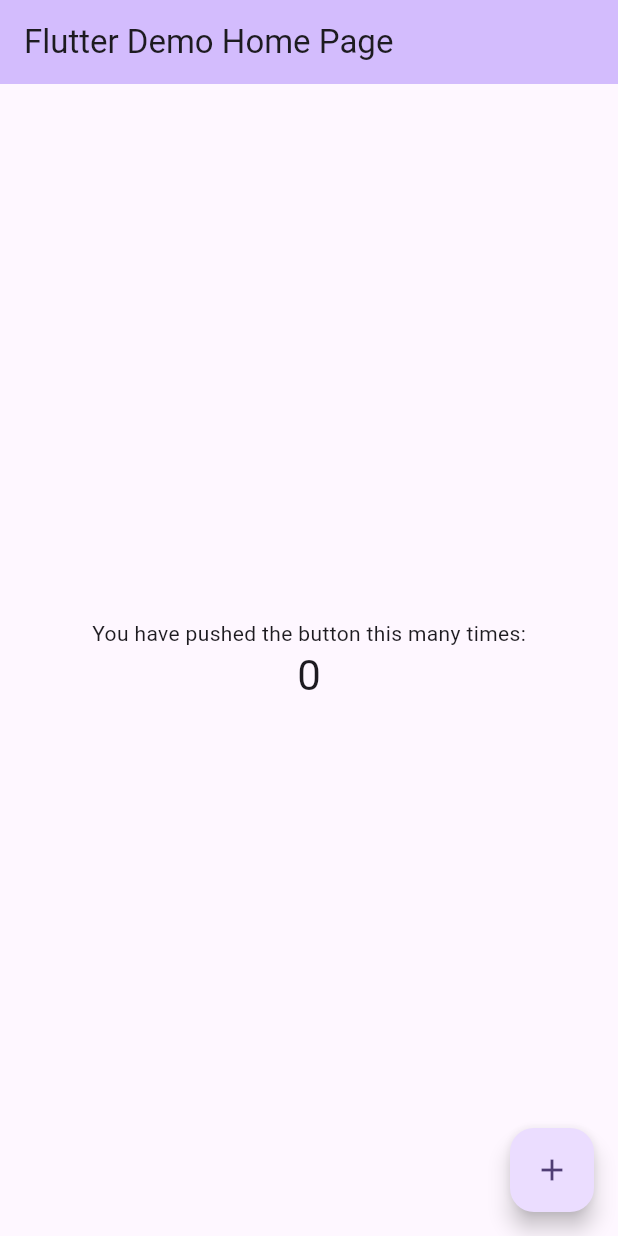
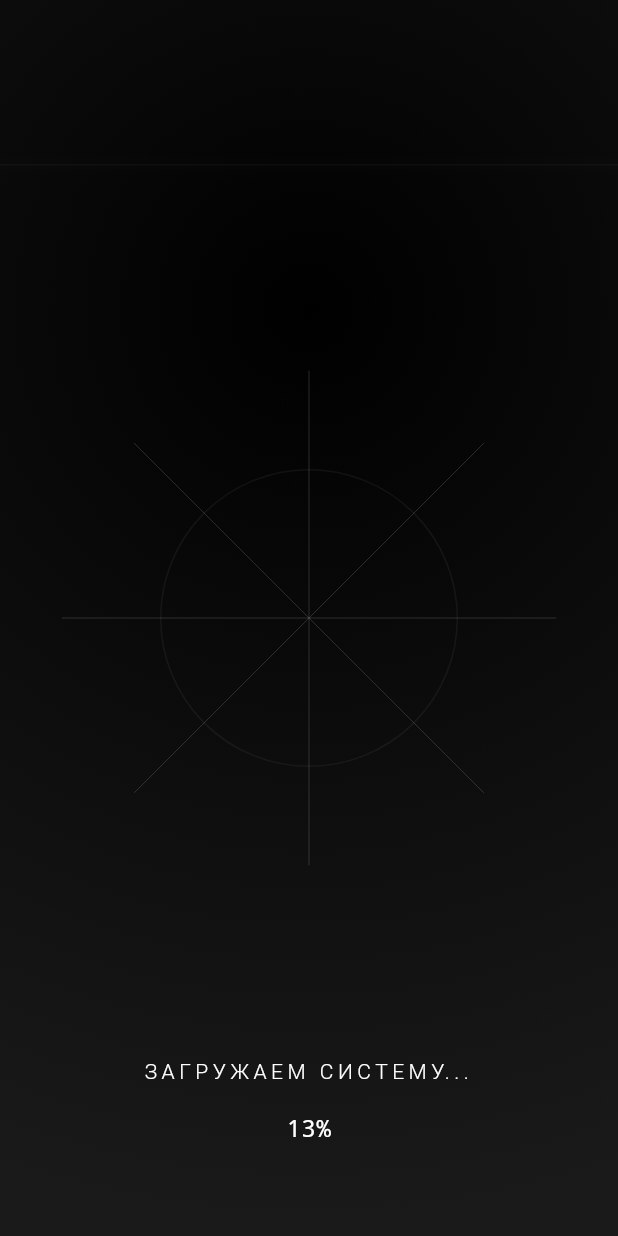
Before and after one commit to festW099/AFEM, a Flutter app: the first screen one second after launch, on a phone screen of 412 x 824 dp. Run offline on Flutter 3.47's test engine with Material 3 defaults, Android fonts, the phone set to English and light mode, and no system bars.

```diff
--- /dev/null
+++ b/lib/loading.dart
@@ -0,0 +1,385 @@
+import 'package:flutter/material.dart';
+import 'dart:math';
+
+class SplashScreen extends StatefulWidget {
+  const SplashScreen({super.key});
+
+  @override
+  _SplashScreenState createState() => _SplashScreenState();
+}
+
+class _SplashScreenState extends State<SplashScreen>
+    with SingleTickerProviderStateMixin {
+  late AnimationController _controller;
+  late Animation<double> _hackGridOpacity;
+  late Animation<double> _logoScale;
+  late Animation<double> _logoOpacity;
+  late Animation<double> _scanLinePosition;
+  late Animation<double> _circlePulse;
+
+  final List<String> _hackMessages = [
+    'ЗАГРУЖАЕМ СИСТЕМУ...',
+    'ШИФРУЕМ ДАННЫЕ...',
+    'ВВОД ПОЛЕЗНОЙ НАГРУЗКИ...',
+    'ЗАГРУЗКА БАЗЫ...',
+    'ЗАХВАТ СИСТЕМЫ УПРАВЛЕНИЯ'
+  ];
+
+  @override
+  void initState() {
+    super.initState();
+    _controller = AnimationController(
+      vsync: this,
+      duration: const Duration(seconds: 6),
+    );
+
+    // Анимации
+    _hackGridOpacity = Tween<double>(begin: 0.0, end: 1.0).animate(
+      CurvedAnimation(
+        parent: _controller,
+        curve: const Interval(0.0, 0.5, curve: Curves.easeIn),
+    ));
+
+    _logoScale = TweenSequence<double>([
+      TweenSequenceItem(tween: Tween(begin: 0.8, end: 1.1), weight: 1.0),
+      TweenSequenceItem(tween: Tween(begin: 1.1, end: 1.0), weight: 1.0),
+    ]).animate(CurvedAnimation(
+      parent: _controller,
+      curve: const Interval(0.5, 1.0, curve: Curves.easeInOut),
+    ));
+
+    _logoOpacity = Tween<double>(begin: 0.0, end: 1.0).animate(
+      CurvedAnimation(
+        parent: _controller,
+        curve: const Interval(0.6, 1.0, curve: Curves.easeIn),
+    ));
+
+    _scanLinePosition = Tween<double>(begin: 0.0, end: 1.0).animate(
+      CurvedAnimation(
+        parent: _controller,
+        curve: const Interval(0.0, 1.0, curve: Curves.linear),
+    ));
+
+    _circlePulse = Tween<double>(begin: 0.0, end: 1.0).animate(
+      CurvedAnimation(
+        parent: _controller,
+        curve: const Interval(0.3, 0.7, curve: Curves.easeInOut),
+    ));
+
+    _controller.forward();
+
+    Future.delayed(const Duration(seconds: 7), () {
+      Navigator.pushReplacementNamed(context, '/home');
+    });
+  }
+
+  @override
+  void dispose() {
+    _controller.dispose();
+    super.dispose();
+  }
+
+  @override
+  Widget build(BuildContext context) {
+    return Scaffold(
+      backgroundColor: Colors.black,
+      body: Stack(
+        children: [
+          // Фоновый градиент
+          Positioned.fill(
+            child: Container(
+              decoration: const BoxDecoration(
+                gradient: RadialGradient(
+                  center: Alignment(0.0, -0.5),
+                  radius: 1.5,
+                  colors: [Colors.black, Color(0xFF1A1A1A)],
+                  stops: [0.0, 1.0],
+                ),
+              ),
+            ),
+          ),
+
+          // Хакерская сетка
+          Positioned.fill(
+            child: AnimatedBuilder(
+              animation: _controller,
+              builder: (context, child) {
+                return Opacity(
+                  opacity: _hackGridOpacity.value,
+                  child: CustomPaint(
+                    painter: HackGridPainter(
+                      scanLinePosition: _scanLinePosition.value,
+                      intensity: _hackGridOpacity.value,
+                    ),
+                  ),
+                );
+              },
+            ),
+          ),
+
+          // Пульсирующий круг (эффект сканирования)
+          Positioned.fill(
+            child: AnimatedBuilder(
+              animation: _controller,
+              builder: (context, child) {
+                return CustomPaint(
+                  painter: CirclePulsePainter(
+                    progress: _circlePulse.value,
+                  ),
+                );
+              },
+            ),
+          ),
+
+          // Центральный логотип
+          Center(
+            child: AnimatedBuilder(
+              animation: _controller,
+              builder: (context, child) {
+                return Transform.scale(
+                  scale: _logoScale.value,
+                  child: Opacity(
+                    opacity: _logoOpacity.value,
+                    child: Column(
+                      mainAxisSize: MainAxisSize.min,
+                      children: [
+                        const Text(
+                          'dDNA',
+                          style: TextStyle(
+                            fontSize: 72,
+                            fontWeight: FontWeight.w300,
+                            color: Colors.white,
+                            letterSpacing: 10,
+                            fontFamily: 'Courier',
+                          ),
+                        ),
+                        const SizedBox(height: 40),
+                        SizedBox(
+                          width: 300,
+                          child: LinearProgressIndicator(
+                            backgroundColor: Colors.transparent,
+                            valueColor: AlwaysStoppedAnimation<Color>(
+                                Colors.white.withOpacity(0.5)),
+                            minHeight: 1,
+                            value: _controller.value > 0.7
+                                ? (_controller.value - 0.7) * 3.33
+                                : 0,
+                          ),
+                        ),
+                      ],
+                    ),
+                  ),
+                );
+              },
+            ),
+          ),
+
+          // Сообщения
+          Positioned(
+            bottom: 100,
+            left: 0,
+            right: 0,
+            child: AnimatedBuilder(
+              animation: _controller,
+              builder: (context, child) {
+                final messageIndex = min(
+                  (_controller.value * _hackMessages.length).floor(),
+                  _hackMessages.length - 1,
+                );
+                return Text(
+                  _hackMessages[messageIndex],
+                  textAlign: TextAlign.center,
+                  style: const TextStyle(
+                    color: Colors.white,
+                    letterSpacing: 3,
+                    fontSize: 14,
+                    fontWeight: FontWeight.w300,
+                  ),
+                );
+              },
+            ),
+          ),
+
+          // Процент загрузки
+          Positioned(
+            bottom: 60,
+            left: 0,
+            right: 0,
+            child: AnimatedBuilder(
+              animation: _controller,
+              builder: (context, child) {
+                return Text(
+                  '${(_controller.value * 100).toInt()}%',
+                  textAlign: TextAlign.center,
+                  style: const TextStyle(
+                    color: Colors.white,
+                    fontSize: 16,
+                    fontFamily: 'Courier',
+                  ),
+                );
+              },
+            ),
+          ),
+        ],
+      ),
+    );
+  }
+}
+
+class HackGridPainter extends CustomPainter {
+  final double scanLinePosition;
+  final double intensity;
+
+  HackGridPainter({required this.scanLinePosition, required this.intensity});
+
+  @override
+  void paint(Canvas canvas, Size size) {
+    final random = Random(42);
+    final columns = 40;
+    final rows = 60;
+    final cellWidth = size.width / columns;
+    final cellHeight = size.height / rows;
+
+    // Основная сетка
+    final gridPaint = Paint()
+      ..color = Colors.white.withOpacity(0.05 * intensity)
+      ..strokeWidth = 0.5;
+
+    // Вертикальные линии
+    for (int i = 0; i < columns; i++) {
+      if (i % 5 == 0) {
+        canvas.drawLine(
+          Offset(i * cellWidth, 0),
+          Offset(i * cellWidth, size.height),
+          gridPaint,
+        );
+      }
+    }
+
+    // Горизонтальные линии
+    for (int i = 0; i < rows; i++) {
+      if (i % 5 == 0) {
+        canvas.drawLine(
+          Offset(0, i * cellHeight),
+          Offset(size.width, i * cellHeight),
+          gridPaint,
+        );
+      }
+    }
+
+    for (int i = 0; i < columns; i++) {
+      for (int j = 0; j < rows; j++) {
+        if (random.nextDouble() < 0.1) {
+          final textSpan = TextSpan(
+            text: random.nextDouble() > 0.5 ? '0' : '1',
+            style: TextStyle(
+              color: Colors.white.withOpacity(random.nextDouble() * 0.5 * intensity),
+              fontSize: 10,
+              fontFamily: 'Courier',
+            ),
+          );
+
+          final textPainter = TextPainter(
+            text: textSpan,
+            textDirection: TextDirection.ltr,
+          );
+          textPainter.layout();
+          textPainter.paint(
+            canvas,
+            Offset(i * cellWidth, j * cellHeight),
+          );
+        }
+      }
+    }
+
+    // Сканирующая линия
+    final scanLineY = scanLinePosition * size.height;
+    final scanPaint = Paint()
+      ..color = Colors.white.withOpacity(0.3)
+      ..strokeWidth = 1.0;
+
+    canvas.drawLine(
+      Offset(0, scanLineY),
+      Offset(size.width, scanLineY),
+      scanPaint,
+    );
+
+    // Эффект свечения под сканирующей линией
+    final glowPaint = Paint()
+      ..shader = LinearGradient(
+        begin: Alignment.topCenter,
+        end: Alignment.bottomCenter,
+        colors: [
+          Colors.white.withOpacity(0.0),
+          Colors.white.withOpacity(0.05),
+          Colors.white.withOpacity(0.0),
+        ],
+        stops: [0.0, 0.5, 1.0],
+      ).createShader(Rect.fromLTRB(
+        0, scanLineY - 20, size.width, scanLineY + 20));
+
+    canvas.drawRect(
+      Rect.fromLTRB(0, scanLineY - 20, size.width, scanLineY + 20),
+      glowPaint,
+    );
+  }
+
+  @override
+  bool shouldRepaint(covariant CustomPainter oldDelegate) => true;
+}
+
+class CirclePulsePainter extends CustomPainter {
+  final double progress;
+
+  CirclePulsePainter({required this.progress});
+
+  @override
+  void paint(Canvas canvas, Size size) {
+    final center = Offset(size.width / 2, size.height / 2);
+    final maxRadius = min(size.width, size.height) * 0.8;
+
+    // Внешний круг (пульсация)
+    final pulsePaint = Paint()
+      ..color = Colors.white.withOpacity(0.1 * (1 - progress))
+      ..style = PaintingStyle.stroke
+      ..strokeWidth = 2.0;
+
+    canvas.drawCircle(
+      center,
+      maxRadius * progress,
+      pulsePaint,
+    );
+
+    // Внутренний круг
+    final innerPaint = Paint()
+      ..color = Colors.white.withOpacity(0.05)
+      ..style = PaintingStyle.stroke
+      ..strokeWidth = 1.0;
+
+    canvas.drawCircle(
+      center,
+      maxRadius * 0.3,
+      innerPaint,
+    );
+
+    // Радиальные линии
+    final linePaint = Paint()
+      ..color = Colors.white.withOpacity(0.2)
+      ..strokeWidth = 0.5;
+
+    for (int i = 0; i < 8; i++) {
+      final angle = i * pi / 4;
+      canvas.drawLine(
+        center,
+        Offset(
+          center.dx + cos(angle) * maxRadius * 0.5,
+          center.dy + sin(angle) * maxRadius * 0.5,
+        ),
+        linePaint,
+      );
+    }
+  }
+
+  @override
+  bool shouldRepaint(covariant CustomPainter oldDelegate) => true;
+}
--- a/lib/main.dart
+++ b/lib/main.dart
@@ -1,4 +1,5 @@
 import 'package:flutter/material.dart';
+import 'loading.dart';
 
 void main() {
   runApp(const MyApp());
@@ -7,46 +8,27 @@ void main() {
 class MyApp extends StatelessWidget {
   const MyApp({super.key});
 
-  // This widget is the root of your application.
   @override
   Widget build(BuildContext context) {
     return MaterialApp(
-      title: 'Flutter Demo',
+      title: 'dDNA',
       theme: ThemeData(
-        // This is the theme of your application.
-        //
-        // TRY THIS: Try running your application with "flutter run". You'll see
-        // the application has a purple toolbar. Then, without quitting the app,
-        // try changing the seedColor in the colorScheme below to Colors.green
-        // and then invoke "hot reload" (save your changes or press the "hot
-        // reload" button in a Flutter-supported IDE, or press "r" if you used
-        // the command line to start the app).
-        //
-        // Notice that the counter didn't reset back to zero; the application
-        // state is not lost during the reload. To reset the state, use hot
-        // restart instead.
-        //
-        // This works for code too, not just values: Most code changes can be
-        // tested with just a hot reload.
-        colorScheme: ColorScheme.fromSeed(seedColor: Colors.deepPurple),
+        colorScheme: ColorScheme.fromSeed(
+          seedColor: Colors.black,
+          brightness: Brightness.dark,
+        ),
+        useMaterial3: true,
       ),
-      home: const MyHomePage(title: 'Flutter Demo Home Page'),
+      home: const SplashScreen(),
+      routes: {
+        '/home': (context) => const MyHomePage(title: 'dDNA CORE'),
+      },
     );
   }
 }
 
 class MyHomePage extends StatefulWidget {
   const MyHomePage({super.key, required this.title});
-
-  // This widget is the home page of your application. It is stateful, meaning
-  // that it has a State object (defined below) that contains fields that affect
-  // how it looks.
-
-  // This class is the configuration for the state. It holds the values (in this
-  // case the title) provided by the parent (in this case the App widget) and
-  // used by the build method of the State. Fields in a Widget subclass are
-  // always marked "final".
-
   final String title;
 
   @override
@@ -58,65 +40,68 @@ class _MyHomePageState extends State<MyHomePage> {
 
   void _incrementCounter() {
     setState(() {
-      // This call to setState tells the Flutter framework that something has
-      // changed in this State, which causes it to rerun the build method below
-      // so that the display can reflect the updated values. If we changed
-      // _counter without calling setState(), then the build method would not be
-      // called again, and so nothing would appear to happen.
       _counter++;
     });
   }
 
   @override
   Widget build(BuildContext context) {
-    // This method is rerun every time setState is called, for instance as done
-    // by the _incrementCounter method above.
-    //
-    // The Flutter framework has been optimized to make rerunning build methods
-    // fast, so that you can just rebuild anything that needs updating rather
-    // than having to individually change instances of widgets.
     return Scaffold(
+      backgroundColor: Colors.black,
       appBar: AppBar(
-        // TRY THIS: Try changing the color here to a specific color (to
-        // Colors.amber, perhaps?) and trigger a hot reload to see the AppBar
-        // change color while the other colors stay the same.
-        backgroundColor: Theme.of(context).colorScheme.inversePrimary,
-        // Here we take the value from the MyHomePage object that was created by
-        // the App.build method, and use it to set our appbar title.
-        title: Text(widget.title),
+        backgroundColor: Colors.black,
+        title: Text(
+          widget.title,
+          style: const TextStyle(
+            color: Colors.white,
+            fontWeight: FontWeight.w300,
+            letterSpacing: 5,
+          ),
+        ),
+        iconTheme: const IconThemeData(color: Colors.white),
       ),
       body: Center(
-        // Center is a layout widget. It takes a single child and positions it
-        // in the middle of the parent.
         child: Column(
-          // Column is also a layout widget. It takes a list of children and
-          // arranges them vertically. By default, it sizes itself to fit its
-          // children horizontally, and tries to be as tall as its parent.
-          //
-          // Column has various properties to control how it sizes itself and
-          // how it positions its children. Here we use mainAxisAlignment to
-          // center the children vertically; the main axis here is the vertical
-          // axis because Columns are vertical (the cross axis would be
-          // horizontal).
-          //
-          // TRY THIS: Invoke "debug painting" (choose the "Toggle Debug Paint"
-          // action in the IDE, or press "p" in the console), to see the
-          // wireframe for each widget.
           mainAxisAlignment: MainAxisAlignment.center,
           children: <Widget>[
-            const Text('You have pushed the button this many times:'),
+            const Text(
+              'SYSTEM ACCESS LEVEL:',
+              style: TextStyle(color: Colors.white70, fontSize: 16),
+            ),
+            const SizedBox(height: 10),
             Text(
               '$_counter',
-              style: Theme.of(context).textTheme.headlineMedium,
+              style: const TextStyle(
+                color: Colors.white,
+                fontSize: 72,
+                fontWeight: FontWeight.w300,
+              ),
+            ),
+            const SizedBox(height: 30),
+            SizedBox(
+              width: 200,
+              child: ElevatedButton(
+                onPressed: _incrementCounter,
+                style: ElevatedButton.styleFrom(
+                  backgroundColor: Colors.transparent,
+                  side: const BorderSide(color: Colors.white, width: 1),
+                  shape: RoundedRectangleBorder(
+                    borderRadius: BorderRadius.circular(0),
+                  ),
+                  padding: const EdgeInsets.symmetric(vertical: 15),
+                ),
+                child: const Text(
+                  'TAP',
+                  style: TextStyle(
+                    color: Colors.white,
+                    letterSpacing: 2,
+                  ),
+                ),
+              ),
             ),
           ],
         ),
       ),
-      floatingActionButton: FloatingActionButton(
-        onPressed: _incrementCounter,
-        tooltip: 'Increment',
-        child: const Icon(Icons.add),
-      ), // This trailing comma makes auto-formatting nicer for build methods.
     );
   }
 }
```
